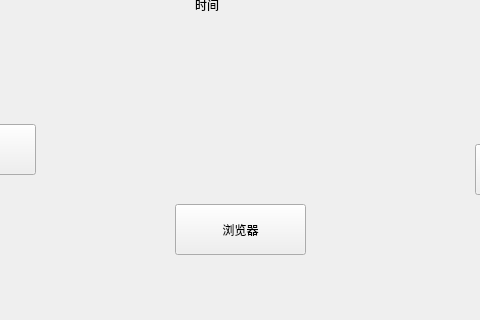
yuzcat01/VehicleControl, file View/Home/home.ui: the form before one commit; both pictures show x 225 to 705 and y 256 to 576 of the 1024 by 576 pixel window.
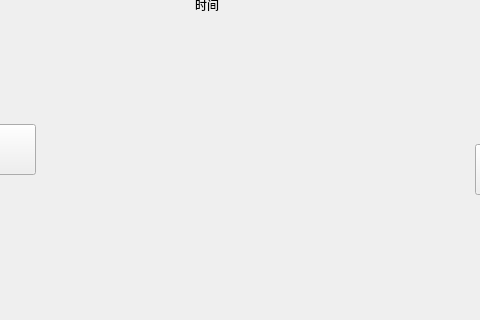
The form after the commit.

Commit message: 删除浏览器模块

Patch:
```diff
--- a/View/Home/home.ui
+++ b/View/Home/home.ui
@@ -113,19 +113,6 @@
      <string>图片</string>
     </property>
    </widget>
-   <widget class="QPushButton" name="toBrow">
-    <property name="geometry">
-     <rect>
-      <x>400</x>
-      <y>460</y>
-      <width>131</width>
-      <height>51</height>
-     </rect>
-    </property>
-    <property name="text">
-     <string>浏览器</string>
-    </property>
-   </widget>
    <widget class="QLabel" name="timeLabel">
     <property name="geometry">
      <rect>
```
The commit also changes 6 other files.
